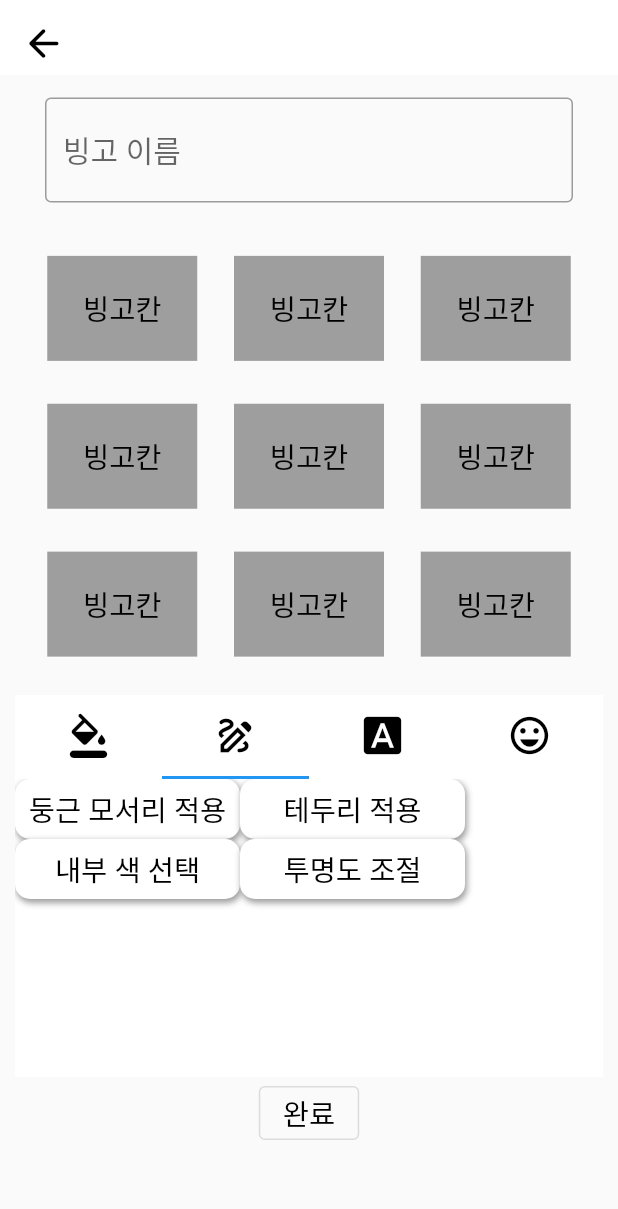
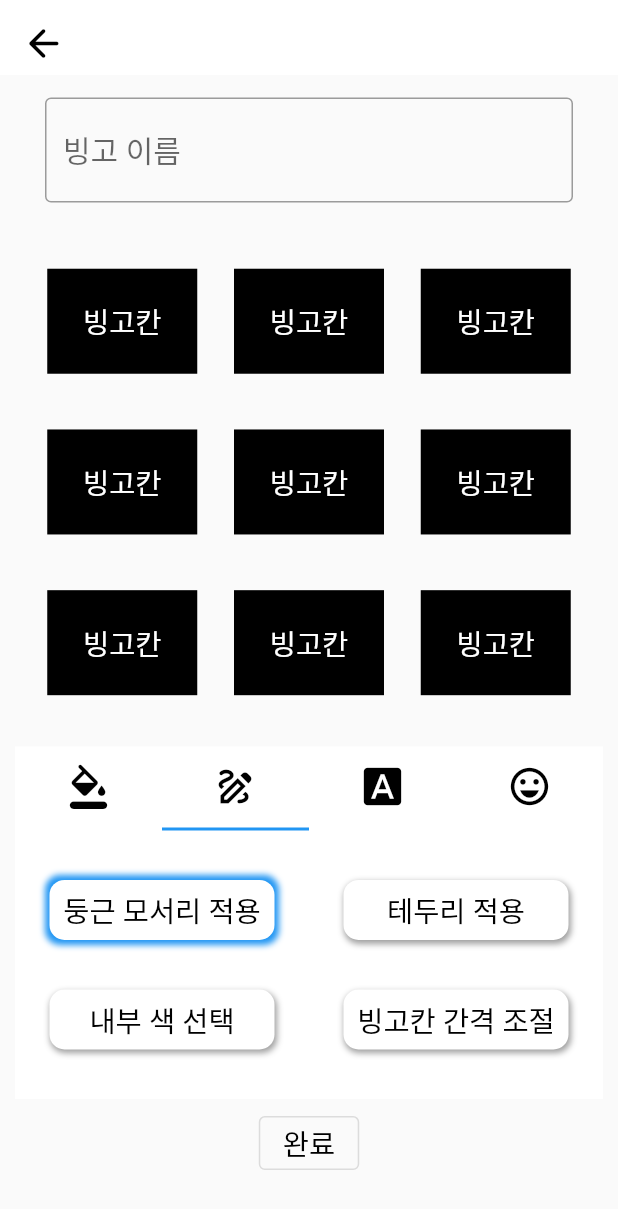
Before and after one commit to chaewool/Bin-goT, a Flutter app: the BingoForm screen opened directly, tab 2 chosen, on a phone screen of 412 x 824 dp. Shown: the top 1209 px of the screen. Run offline on Flutter 3.47's test engine with Material 2 defaults, Android fonts, the phone set to English and light mode, and no system bars; drawn by our look-alikes of contained_tab_bar_view; our stand-ins replace image_picker, table_calendar; missing offline and left inert: kakao_flutter_sdk; Roboto replaces fonts that are missing (RIDIBatang).

Commit message:
#15 #8 :sparkles: feat: applying bingo each color and modifying option list

```diff
--- a/frontend/lib/pages/bingo_form_page.dart
+++ b/frontend/lib/pages/bingo_form_page.dart
@@ -2,7 +2,6 @@ import 'package:bin_got/pages/bingo_detail_page.dart';
 import 'package:bin_got/utilities/global_func.dart';
 import 'package:bin_got/utilities/image_icon_utils.dart';
 import 'package:bin_got/utilities/style_utils.dart';
-import 'package:bin_got/utilities/type_def_utils.dart';
 import 'package:bin_got/widgets/app_bar.dart';
 import 'package:bin_got/widgets/bingo_board.dart';
 import 'package:bin_got/widgets/button.dart';
@@ -12,7 +11,8 @@ import 'package:bin_got/widgets/tab_bar.dart';
 import 'package:flutter/material.dart';
 
 class BingoForm extends StatefulWidget {
-  const BingoForm({super.key});
+  final int bingoSize;
+  const BingoForm({super.key, this.bingoSize = 3});
 
   @override
   State<BingoForm> createState() => _BingoFormState();
@@ -21,7 +21,11 @@ class BingoForm extends StatefulWidget {
 class _BingoFormState extends State<BingoForm> {
   String font = 'RIDIBatang';
   int? backgroundIdx;
-  IntList selected = [0, 0, 0];
+  List<dynamic> selected = [
+    0,
+    [false, false, false, 0],
+    0
+  ];
   void changeFont(String newFont) {
     setState(() {
       font = newFont;
@@ -36,12 +40,16 @@ class _BingoFormState extends State<BingoForm> {
 
   void changeSelected(int tabIndex, int i) {
     setState(() {
-      selected[tabIndex] = i;
       switch (tabIndex) {
         case 0:
+          selected[tabIndex] = i;
           changeBackground(i);
           break;
+        case 1:
+          // 옵션 목록
+          break;
         case 2:
+          selected[tabIndex] = i;
           changeFont(matchFont[i]);
           break;
         default:
@@ -64,16 +72,18 @@ class _BingoFormState extends State<BingoForm> {
             child: CustomInput(explain: '빙고 이름'),
           ),
           Flexible(
-            flex: 5,
+            flex: 6,
             child: Padding(
               padding: const EdgeInsets.symmetric(vertical: 5, horizontal: 5),
               child: BingoBoard(
+                eachColor: selected[1][2] ? whiteColor : blackColor,
                 isDetail: false,
-                  bingoSize: 3,
+                bingoSize: widget.bingoSize,
                 font: font,
                 background: backgroundIdx != null
                     ? backgroundList[backgroundIdx!]
-                      : null),
+                    : null,
+              ),
             ),
           ),
           Flexible(
@@ -82,11 +92,13 @@ class _BingoFormState extends State<BingoForm> {
                   selected: selected, changeSelected: changeSelected)),
           Flexible(
             flex: 1,
+            child: Center(
               child: CustomButton(
                 onPressed:
                     toOtherPage(context: context, page: const BingoDetail()),
                 content: '완료',
                 fontSize: FontSize.textSize,
+              ),
             ),
           )
         ],
--- a/frontend/lib/widgets/bingo_board.dart
+++ b/frontend/lib/widgets/bingo_board.dart
@@ -12,12 +12,14 @@ class BingoBoard extends StatelessWidget {
   final int bingoSize;
   final String font;
   final String? background;
+  final Color eachColor;
   const BingoBoard({
     super.key,
     required this.bingoSize,
     required this.font,
     this.background,
     required this.isDetail,
+    required this.eachColor,
   });
 
   @override
@@ -43,6 +45,7 @@ class BingoBoard extends StatelessWidget {
               children: [
                 for (int j = 0; j < bingoSize; j += 1)
                   EachBingo(
+                    eachColor: eachColor,
                     isDetail: isDetail,
                     index: bingoSize * i + j,
                     cnt: bingoSize * bingoSize,
@@ -60,12 +63,15 @@ class EachBingo extends StatelessWidget {
   final bool isDetail;
   final int index, cnt;
   final String font;
-  const EachBingo(
-      {super.key,
-      required this.index,
-      required this.cnt,
-      required this.font,
-      required this.isDetail});
+  final Color eachColor;
+  const EachBingo({
+    super.key,
+    required this.index,
+    required this.cnt,
+    required this.font,
+    required this.isDetail,
+    required this.eachColor,
+  });
 
   @override
   Widget build(BuildContext context) {
@@ -78,12 +84,13 @@ class EachBingo extends StatelessWidget {
             isDetail: isDetail,
           )),
       child: CustomBoxContainer(
-        color: greyColor,
+        color: eachColor,
         width: 100,
         height: 70,
         hasRoundEdge: false,
         child: Center(
           child: CustomText(
+            color: eachColor == blackColor ? whiteColor : blackColor,
             content: '빙고칸',
             font: font,
           ),
--- a/frontend/lib/widgets/tab_bar.dart
+++ b/frontend/lib/widgets/tab_bar.dart
@@ -14,7 +14,7 @@ import 'package:flutter/material.dart';
 
 //* 빙고 생성 탭
 class BingoTabBar extends StatefulWidget {
-  final IntList selected;
+  final List<dynamic> selected;
   final void Function(int tabIndex, int i) changeSelected;
   const BingoTabBar(
       {super.key, required this.selected, required this.changeSelected});
@@ -36,15 +36,20 @@ class _BingoTabBarState extends State<BingoTabBar> {
               child: CustomIcon(icon: icon),
             ),
         ],
-        views: [paintTab(), lineTab(), fontTab(), stickerTab()],
+        views: [
+          paintTab(),
+          optionOrFontTab(1),
+          optionOrFontTab(2),
+          stickerTab()
+        ],
       ),
     );
   }
 
+  // * 배경 화면
   Row paintTab() {
     var page = 0;
 
-    void changePage() {}
     return Row(
       mainAxisSize: MainAxisSize.max,
       mainAxisAlignment: MainAxisAlignment.spaceAround,
@@ -61,71 +66,41 @@ class _BingoTabBarState extends State<BingoTabBar> {
     );
   }
 
-  SingleChildScrollView lineTab() {
-    StringList optionList = ['둥근 모서리 적용', '테두리 적용', '내부 색 선택', '투명도 조절'];
-    BoolList selectedList = [false, false];
-
-    void changeSelected(int index) {
-      setState(() {
-        selectedList[index] = !selectedList[index];
-      });
+  Column optionOrFontTab(int index) {
+    StringList optionList = ['둥근 모서리 적용', '테두리 적용', '내부 색 선택', '빙고칸 간격 조절'];
+    BoxShadowList applyBoxShadow(int i, int j) {
+      if (index == 1) {
+        switch (i + j) {
+          case 2:
+            if (widget.selected[1][2] == whiteColor) {
+            } else {}
+        }
+      }
+      return widget.selected[2] != 2 * i + j
+          ? const [defaultShadow]
+          : const [selectedShadow];
     }
 
-    return SingleChildScrollView(
-      child: Row(
-        mainAxisSize: MainAxisSize.max,
-        children: [
-          CustomBoxContainer(
-            hasRoundEdge: false,
-            child: Column(
-              children: [
-                for (int i = 0; i < optionList.length ~/ 2; i += 1)
-                  Row(
-                    children: [
-                      for (int j = 0; j < 2; j += 1)
-                        CustomBoxContainer(
-                          onTap: () => changeSelected(i),
-                          boxShadow: i < 2 && selectedList[i]
-                              ? [selectedShadow]
-                              : const [defaultShadow],
-                          width: 150,
-                          height: 40,
-                          child: Center(
-                            child: CustomText(content: optionList[2 * i + j]),
-                          ),
-                        ),
-                    ],
-                  ),
-              ],
-            ),
-            // width: MediaQuery.of(context).size.width,
-          ),
-        ],
-      ),
-    );
-  }
-
-  Column fontTab() {
     return Column(
       mainAxisSize: MainAxisSize.max,
       mainAxisAlignment: MainAxisAlignment.spaceEvenly,
       children: [
-        for (int i = 0; i < 3; i += 1)
+        for (int i = 0; i < index + 1; i += 1)
           Row(
             mainAxisAlignment: MainAxisAlignment.spaceAround,
             children: [
               for (int j = 0; j < 2; j += 1)
                 CustomBoxContainer(
-                  onTap: () => widget.changeSelected(2, 2 * i + j),
+                  onTap: () => widget.changeSelected(index, 2 * i + j),
                   width: 150,
                   height: 40,
-                  boxShadow: widget.selected[2] != 2 * i + j
-                      ? const [defaultShadow]
-                      : const [selectedShadow],
+                  boxShadow: applyBoxShadow(i, j),
                   child: Center(
                     child: CustomText(
-                      content: showedFont[2 * i + j],
-                      font: matchFont[2 * i + j],
+                      content: index == 2
+                          ? showedFont[2 * i + j]
+                          : optionList[2 * i + j],
+                      font: index == 2 ? matchFont[2 * i + j] : 'RIDIBatang',
                     ),
                   ),
                   // width: MediaQuery.of(context).size.width,
--- a/frontend/lib/widgets/text.dart
+++ b/frontend/lib/widgets/text.dart
@@ -7,12 +7,15 @@ class CustomText extends StatelessWidget {
   final FontSize fontSize;
   final bool center;
   final String font;
-  const CustomText(
-      {super.key,
-      required this.content,
-      this.fontSize = FontSize.textSize,
-      this.center = false,
-      this.font = 'RIDIBatang'});
+  final Color color;
+  const CustomText({
+    super.key,
+    required this.content,
+    this.fontSize = FontSize.textSize,
+    this.center = false,
+    this.font = 'RIDIBatang',
+    this.color = blackColor,
+  });
 
   @override
   Widget build(BuildContext context) {
@@ -20,7 +23,7 @@ class CustomText extends StatelessWidget {
       content,
       style: TextStyle(
         fontSize: convertedFontSize(fontSize),
-        color: blackColor,
+        color: color,
         fontFamily: font,
       ),
       textAlign: center ? TextAlign.center : null,
```
Also changed, not shown: frontend/lib/pages/bingo_detail_page.dart (+9 -7 lines), frontend/lib/pages/group_form_page.dart (+5 -28 lines), frontend/lib/widgets/app_bar.dart (+7 -9 lines), frontend/lib/widgets/bottom_bar.dart (+4 -15 lines). Lines whose indentation alone changed are shown as unchanged.
